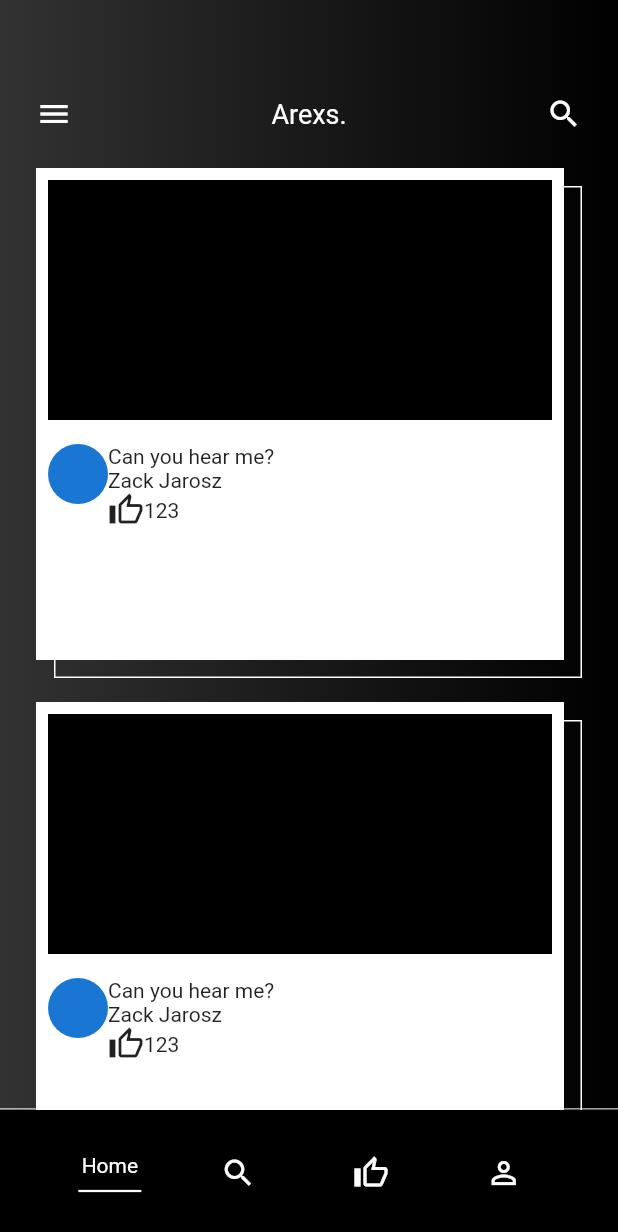
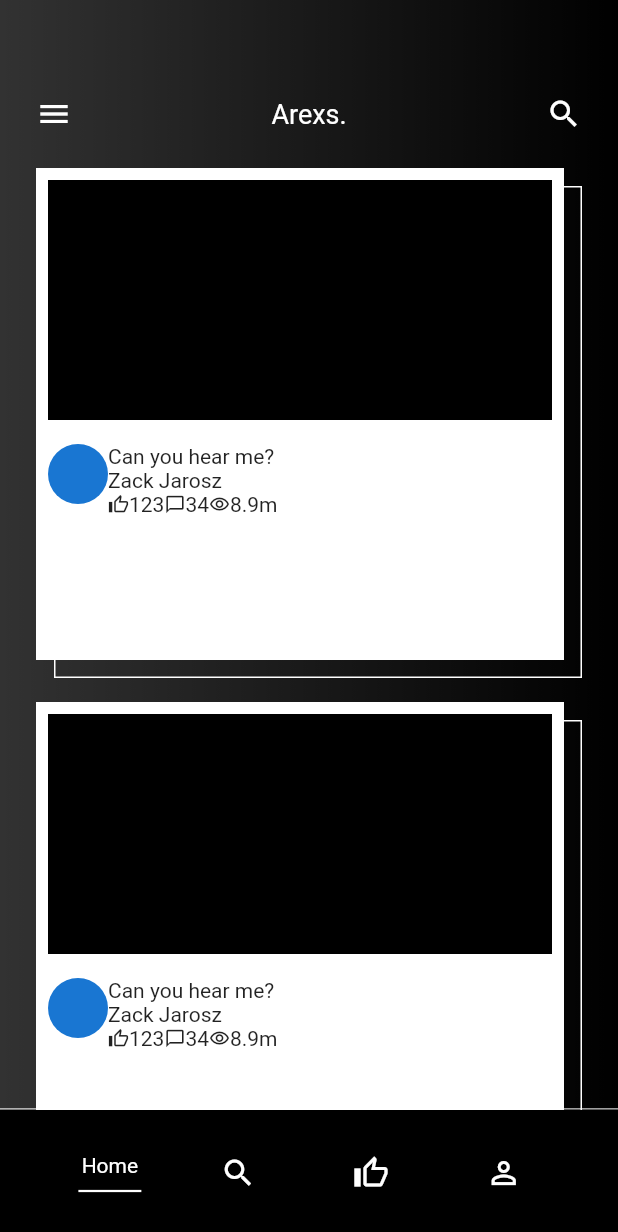
Before and after one commit to JAICHANGPARK/flutter_notebook_chapter_21, a Flutter app: the ArtExhibitionHomePage screen opened directly, on a phone screen of 412 x 824 dp. Shown: the top 1232 px of the screen. Run offline on Flutter 3.47's test engine with Material 2 defaults, Android fonts, the phone set to English and light mode, and no system bars; our stand-ins replace badges, dots_indicator, fl_chart, flutter_riverpod, google_fonts; missing offline and left inert: candlesticks; network calls fail.

Commit message:
Update art_exhibition_home_page.dart

```diff
--- a/lib/ep1247_art_exhibition_app/src/ui/art_exhibition_home_page.dart
+++ b/lib/ep1247_art_exhibition_app/src/ui/art_exhibition_home_page.dart
@@ -113,8 +113,14 @@ class _ArtExhibitionHomePageState extends State<ArtExhibitionHomePage> {
                                                   Text("Zack Jarosz"),
                                                   Row(
                                                     children: [
-                                                      Icon(Icons.thumb_up_alt_outlined),
+                                                      Icon(Icons.thumb_up_alt_outlined, size: 14,),
                                                       Text("123"),
+
+                                                      Icon(Icons.chat_bubble_outline_outlined, size: 14,),
+                                                      Text("34"),
+
+                                                      Icon(Icons.visibility_outlined, size: 14,),
+                                                      Text("8.9m"),
 
                                                     ],
                                                   )
```
